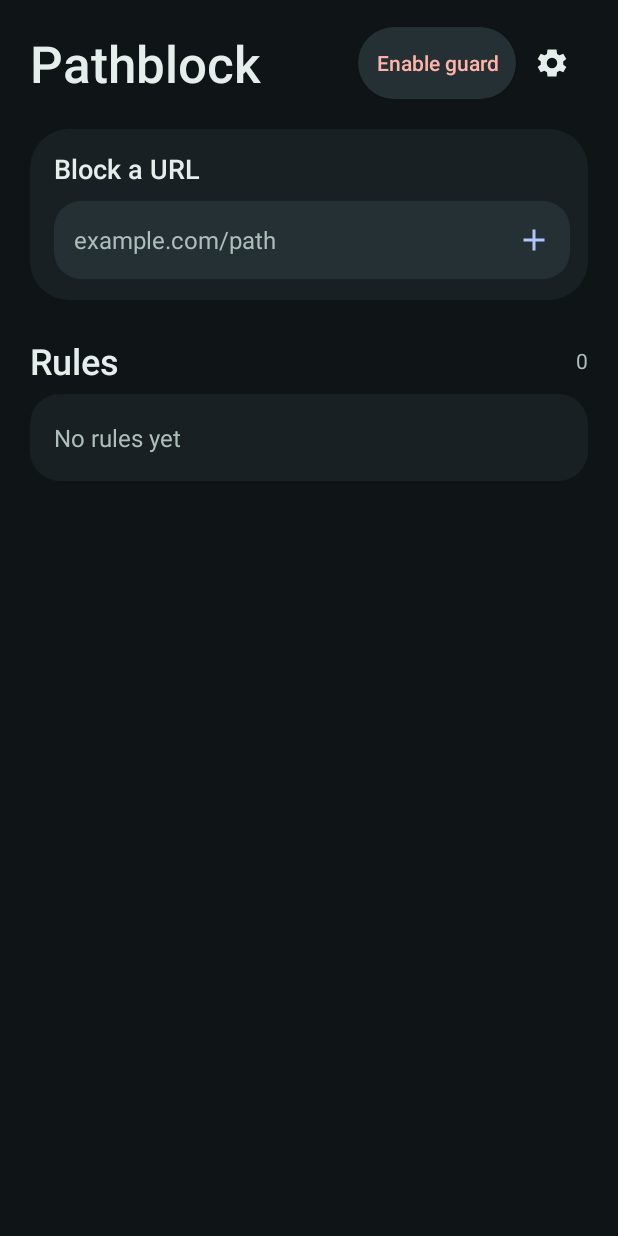
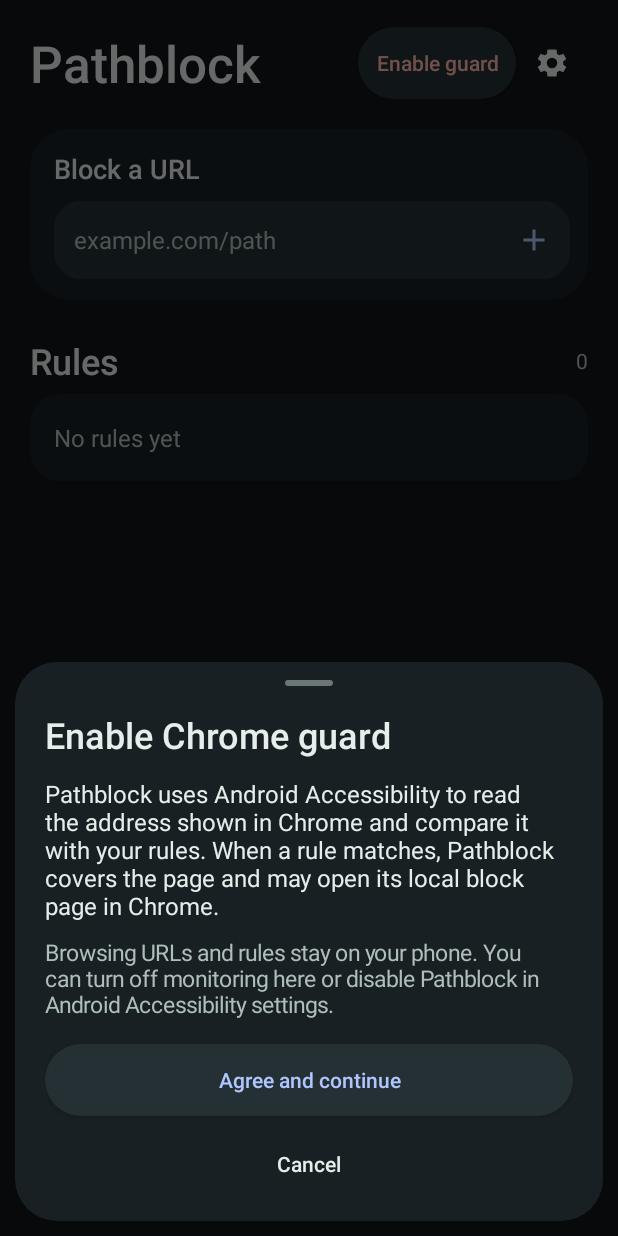
Before and after one commit to lukejcollins/pathblock, an Android app: the screen it shows after launch (MainActivity), after a tap on "Enable guard", on a phone screen of 412 x 824 dp. Run offline under Robolectric (Android 15) with nearby library versions, the phone set to English and light mode, and no system bars.

Commit message:
Disclose Chrome monitoring and update behaviour (#12)
* Require informed consent for Chrome monitoring

* Verify that withdrawing consent stops Chrome monitoring

```diff
--- a/app/src/main/java/arpa/homelab/pathblock/MainActivity.java
+++ b/app/src/main/java/arpa/homelab/pathblock/MainActivity.java
@@ -117,7 +117,7 @@ public final class MainActivity extends Activity {
         title.setAccessibilityHeading(true);
         header.addView(title, new LinearLayout.LayoutParams(0, -2, 1));
         guard = design.button("", design.raised, design.accent);
-        guard.setOnClickListener(view -> startActivity(new Intent(Settings.ACTION_ACCESSIBILITY_SETTINGS)));
+        guard.setOnClickListener(view -> showGuardControls());
         header.addView(guard);
         ImageButton settings = design.icon(R.drawable.ic_settings, design.foreground, "Settings");
         settings.setOnClickListener(view -> startActivity(new Intent(this, UpdateSettings.class)));
@@ -210,17 +210,69 @@ public final class MainActivity extends Activity {
 
     @Override protected void onResume() {
         super.onResume();
+        updateGuardButton();
+        rules = RuleStore.read(this);
+        refreshRules();
+    }
+
+    private boolean systemGuardEnabled() {
         ComponentName component = new ComponentName(this, ChromeGuard.class);
         AccessibilityManager manager = getSystemService(AccessibilityManager.class);
-        boolean enabled = manager.getEnabledAccessibilityServiceList(-1).stream()
+        return manager.getEnabledAccessibilityServiceList(-1).stream()
                 .map(info -> info.getResolveInfo().serviceInfo)
                 .anyMatch(info -> component.equals(new ComponentName(info.packageName, info.name)));
+    }
+
+    private void updateGuardButton() {
+        boolean enabled = RuleStore.hasGuardConsent(this) && systemGuardEnabled();
         guard.setText(enabled ? "Guard on" : "Enable guard");
-        guard.setContentDescription(enabled ? "Chrome guard on. Open accessibility settings"
-                : "Enable Chrome guard in accessibility settings");
+        guard.setContentDescription(enabled ? "Chrome guard on. Manage Chrome guard" : "Enable Chrome guard");
         guard.setTextColor(enabled ? design.accent : design.danger);
-        rules = RuleStore.read(this);
-        refreshRules();
+    }
+
+    private void showGuardControls() {
+        boolean consent = RuleStore.hasGuardConsent(this);
+        boolean systemEnabled = systemGuardEnabled();
+        Dialog dialog = new Dialog(this);
+        LinearLayout content = sheet(consent && systemEnabled ? "Chrome guard" : "Enable Chrome guard");
+        spaced(content, design.text(
+                "Pathblock uses Android Accessibility to read the address shown in Chrome and compare it with your rules. "
+                        + "When a rule matches, Pathblock covers the page and may open its local block page in Chrome.",
+                16, design.foreground, false), 12);
+        spaced(content, design.text(
+                "Browsing URLs and rules stay on your phone. You can turn off monitoring here or disable Pathblock in Android Accessibility settings.",
+                15, design.muted, false), 10);
+
+        if (!consent) {
+            Button agree = design.button("Agree and continue", design.raised, design.accent);
+            spaced(content, agree, 16);
+            agree.setOnClickListener(view -> {
+                RuleStore.setGuardConsent(this, true);
+                dialog.dismiss();
+                updateGuardButton();
+                if (!systemEnabled) startActivity(new Intent(Settings.ACTION_ACCESSIBILITY_SETTINGS));
+            });
+        } else {
+            Button settings = design.button("Open Accessibility settings", design.raised, design.accent);
+            spaced(content, settings, 16);
+            settings.setOnClickListener(view -> {
+                dialog.dismiss();
+                startActivity(new Intent(Settings.ACTION_ACCESSIBILITY_SETTINGS));
+            });
+            Button off = design.button("Turn off monitoring", design.raised, design.foreground);
+            spaced(content, off, 8);
+            off.setOnClickListener(view -> {
+                RuleStore.setGuardConsent(this, false);
+                dialog.dismiss();
+                updateGuardButton();
+            });
+        }
+        Button cancel = design.button("Cancel", design.surface, design.foreground);
+        cancel.setStateListAnimator(null);
+        cancel.setElevation(0);
+        spaced(content, cancel, 8);
+        cancel.setOnClickListener(view -> dialog.cancel());
+        showSheet(dialog, content);
     }
 
     @Override protected void onPause() {
--- a/app/src/main/java/arpa/homelab/pathblock/RuleStore.java
+++ b/app/src/main/java/arpa/homelab/pathblock/RuleStore.java
@@ -11,9 +11,18 @@ import org.json.JSONObject;
 final class RuleStore {
     private static final String FILE = "pathblock";
     private static final String KEY = "rules";
+    private static final String GUARD_CONSENT = "guard_consent";
 
     static SharedPreferences preferences(Context context) {
         return context.getSharedPreferences(FILE, Context.MODE_PRIVATE);
+    }
+
+    static boolean hasGuardConsent(Context context) {
+        return preferences(context).getBoolean(GUARD_CONSENT, false);
+    }
+
+    static void setGuardConsent(Context context, boolean consent) {
+        preferences(context).edit().putBoolean(GUARD_CONSENT, consent).apply();
     }
 
     static List<Rule> read(Context context) {
--- a/app/src/main/java/arpa/homelab/pathblock/UpdateSettings.java
+++ b/app/src/main/java/arpa/homelab/pathblock/UpdateSettings.java
@@ -77,7 +77,7 @@ public final class UpdateSettings extends Activity {
                 {android.R.attr.state_checked}, {}}, new int[]{design.accent, design.muted}));
         automatic.setChecked(Updates.settings(this).getBoolean(Updates.AUTO, true));
         card.addView(automatic, new LinearLayout.LayoutParams(-1, -2));
-        TextView summary = design.text("Checks for new releases about once a day.", 14, design.muted, false);
+        TextView summary = design.text("Contacts GitHub about once a day for release information. Downloads start when you tap Download and install. Android asks you to confirm installation.", 14, design.muted, false);
         card.addView(summary);
         notificationSettings = design.button("", design.raised, design.foreground);
         LinearLayout.LayoutParams notificationLayout = new LinearLayout.LayoutParams(-1, -2);
```
Also changed, not shown: app/src/main/java/arpa/homelab/pathblock/ChromeGuard.java (+6 -1 lines), 2 other files.
